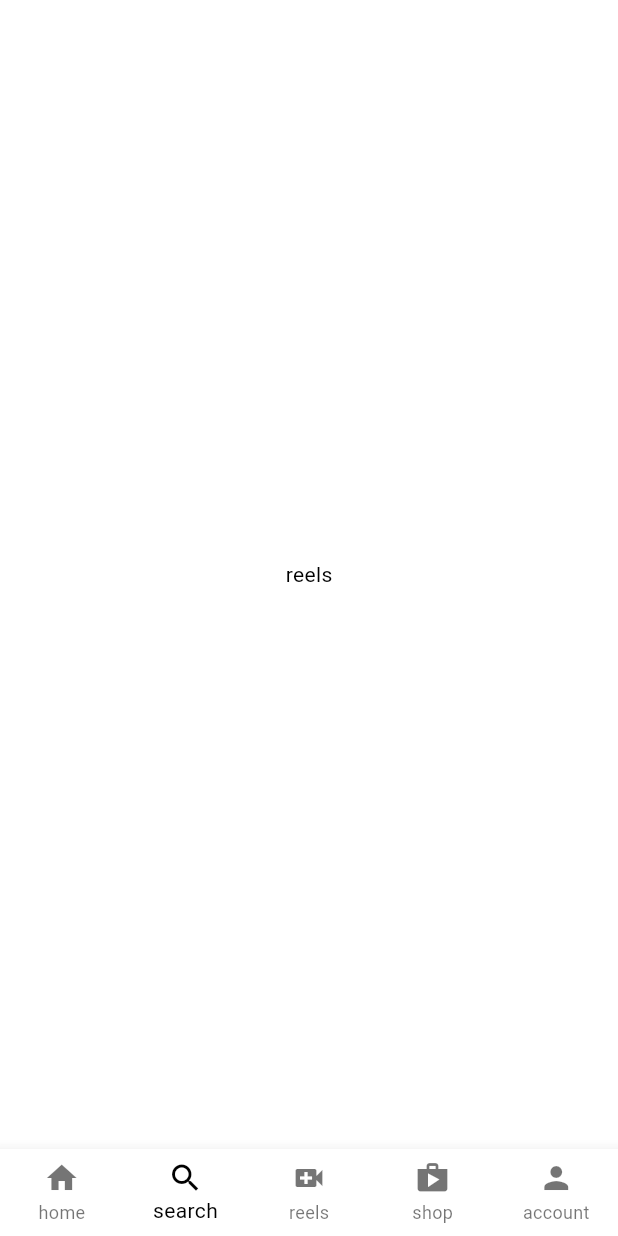
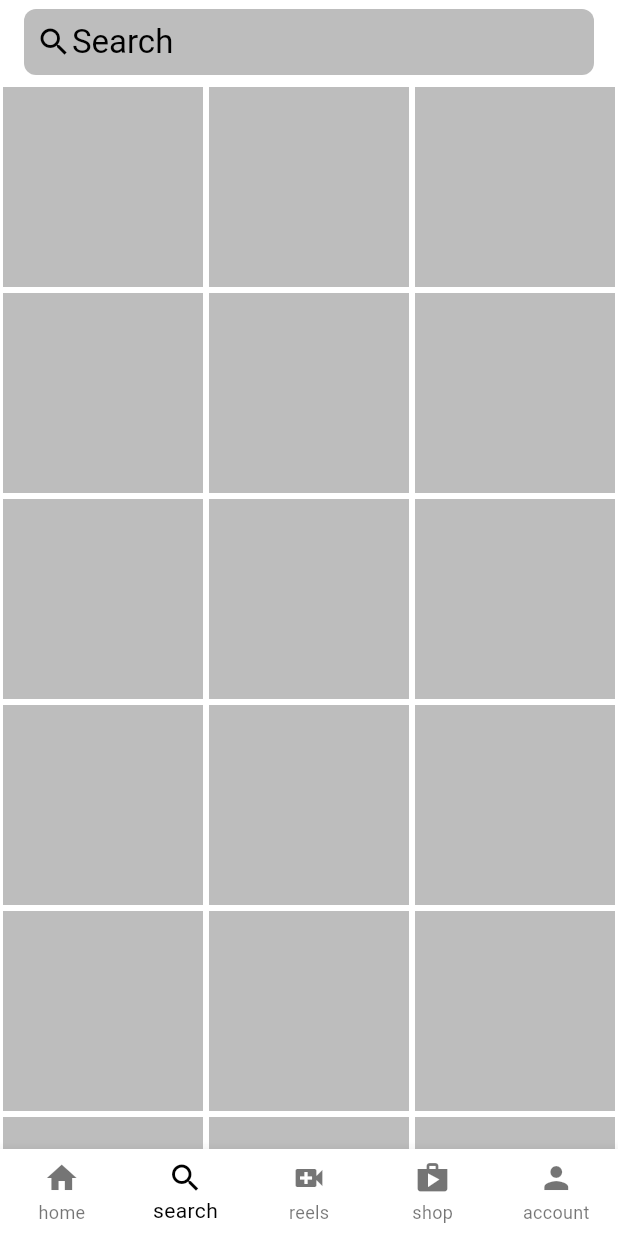
Before and after one commit to NKellyD/instagram-Ui, a Flutter app: the screen it shows after launch, item 2 of the bottom bar chosen, on a phone screen of 412 x 824 dp. Run offline on Flutter 3.47's test engine with Material 3 defaults, Android fonts, the phone set to English and light mode, and no system bars.

Commit message:
search_grid

```diff
--- a/lib/homepage.dart
+++ b/lib/homepage.dart
@@ -23,8 +23,8 @@ void _navBottomBar(int index){
 
  final List<Widget> _children =  [
    UserHome(),
+   UserSearch(),
    UserReels(),
-   UserSearch(),
    UserShop(),
    const UserAccount()
  ];
--- a/lib/pages/user_home.dart
+++ b/lib/pages/user_home.dart
@@ -1,8 +1,10 @@
 import 'package:flutter/cupertino.dart';
 import 'package:flutter/material.dart';
 import 'package:flutter/widgets.dart';
-import 'package:instagram_ui/util/bubble_stories.dart';
-import 'package:instagram_ui/util/user_posts.dart';
+
+import '../widgets/bubble_stories.dart';
+import '../widgets/user_posts.dart';
+
 
 class UserHome extends StatelessWidget {
   final List people = ['KD','Pawel','Jo','Mum','Dad','Kate','Owen'];
--- a/lib/pages/user_search.dart
+++ b/lib/pages/user_search.dart
@@ -1,13 +1,31 @@
 
 import 'package:flutter/material.dart';
+import 'package:instagram_ui/widgets/search_grid.dart';
 
 class UserSearch extends StatelessWidget {
 
 
   @override
   Widget build(BuildContext context) {
-    return const Scaffold(
-      body: Center(child: Text('shop'),),
+    return Scaffold(
+      backgroundColor: Theme.of(context).colorScheme.background,
+      appBar: AppBar(
+        elevation: 0,
+        title: ClipRRect(
+          borderRadius: BorderRadius.circular(8),
+          child: Container(
+            padding: const EdgeInsets.all(8),
+            color: Colors.grey[400],
+            child: Row(
+              children: [
+                Icon(Icons.search,color: Theme.of(context).colorScheme.primary,),
+                Text('Search',style:TextStyle(color: Theme.of(context).colorScheme.primary,))
+              ],
+            ),
+          ),
+        ),
+      ),
+      body: const Grid(),
     );
   }
 }
--- a/lib/theme/theme.dart
+++ b/lib/theme/theme.dart
@@ -6,14 +6,13 @@ ThemeData lightMode = ThemeData(
       background: Colors.white,
     primary: Colors.black,
     secondary: Colors.grey.shade400,
-
   ),
 );
 
 ThemeData darkMode = ThemeData(
   brightness: Brightness.dark,
   colorScheme:  const ColorScheme.dark(
-    background: Colors.black,
+    background: Colors.black26,
     primary: Colors.white,
     secondary: Colors.white,
   )
--- /dev/null
+++ b/lib/widgets/search_grid.dart
@@ -0,0 +1,21 @@
+import 'package:flutter/cupertino.dart';
+import 'package:flutter/material.dart';
+
+class Grid extends StatelessWidget {
+  const Grid({super.key});
+
+  @override
+  Widget build(BuildContext context) {
+    return GridView.builder(
+        gridDelegate: const SliverGridDelegateWithFixedCrossAxisCount(crossAxisCount: 3),
+        itemCount: 20,
+        itemBuilder: (context,index){
+          return Padding(
+            padding: const EdgeInsets.all(2),
+            child: Container(
+              color: Theme.of(context).colorScheme.secondary,
+            ),
+          );
+        });
+  }
+}
--- a/lib/util/user_posts.dart
+++ b/lib/widgets/user_posts.dart
@@ -80,7 +80,7 @@ class UserPosts extends StatelessWidget {
             style: TextStyle(color: Theme.of(context).colorScheme.primary,),
             children: [
               TextSpan(
-                text: 'KD',
+                text: name,
                 style: TextStyle(fontWeight: FontWeight.bold,color: Theme.of(context).colorScheme.primary,)
 
               ),
```
Also changed, not shown: lib/widgets/bubble_stories.dart (renamed from lib/util/bubble_stories.dart).
